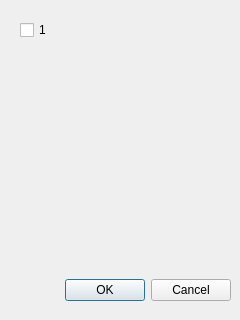
Above: selectionboules.ui from pbarreau/stat before the change. Below: the same form after it.
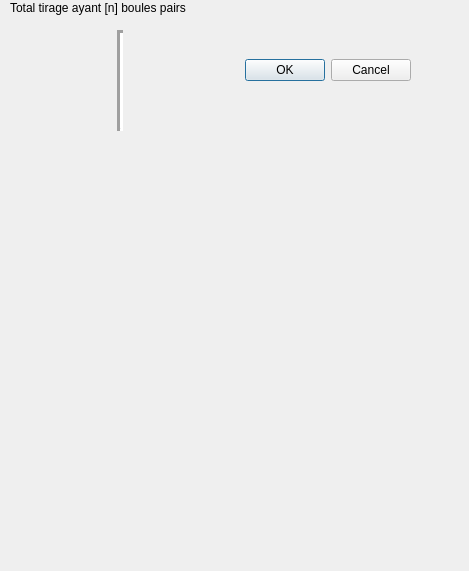
That is the form after the change.

Diff of the .ui file:
```diff
--- a/selectionboules.ui
+++ b/selectionboules.ui
@@ -6,8 +6,8 @@
    <rect>
     <x>0</x>
     <y>0</y>
-    <width>240</width>
-    <height>320</height>
+    <width>469</width>
+    <height>571</height>
    </rect>
   </property>
   <property name="windowTitle">
@@ -16,8 +16,8 @@
   <widget class="QDialogButtonBox" name="buttonBox">
    <property name="geometry">
     <rect>
-     <x>10</x>
-     <y>270</y>
+     <x>190</x>
+     <y>50</y>
      <width>221</width>
      <height>41</height>
     </rect>
@@ -29,17 +29,33 @@
     <set>QDialogButtonBox::Cancel|QDialogButtonBox::Ok</set>
    </property>
   </widget>
-  <widget class="QCheckBox" name="ck_1">
+  <widget class="Line" name="line">
    <property name="geometry">
     <rect>
-     <x>20</x>
-     <y>20</y>
-     <width>81</width>
-     <height>20</height>
+     <x>110</x>
+     <y>30</y>
+     <width>20</width>
+     <height>101</height>
+    </rect>
+   </property>
+   <property name="lineWidth">
+    <number>3</number>
+   </property>
+   <property name="orientation">
+    <enum>Qt::Vertical</enum>
+   </property>
+  </widget>
+  <widget class="QLabel" name="label">
+   <property name="geometry">
+    <rect>
+     <x>10</x>
+     <y>0</y>
+     <width>201</width>
+     <height>16</height>
     </rect>
    </property>
    <property name="text">
-    <string>1</string>
+    <string>Total tirage ayant [n] boules pairs</string>
    </property>
   </widget>
  </widget>
```
